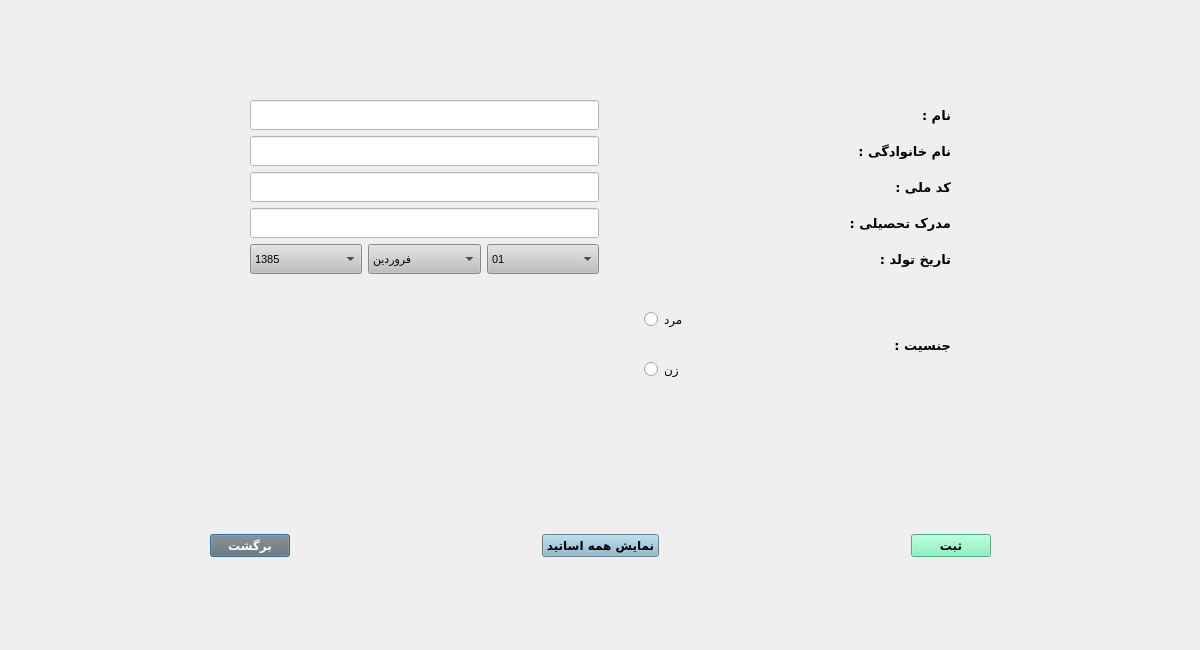
Above: addteacherdialog.ui from AliRn76/Student-Portal before the change. Below: the same form after it.
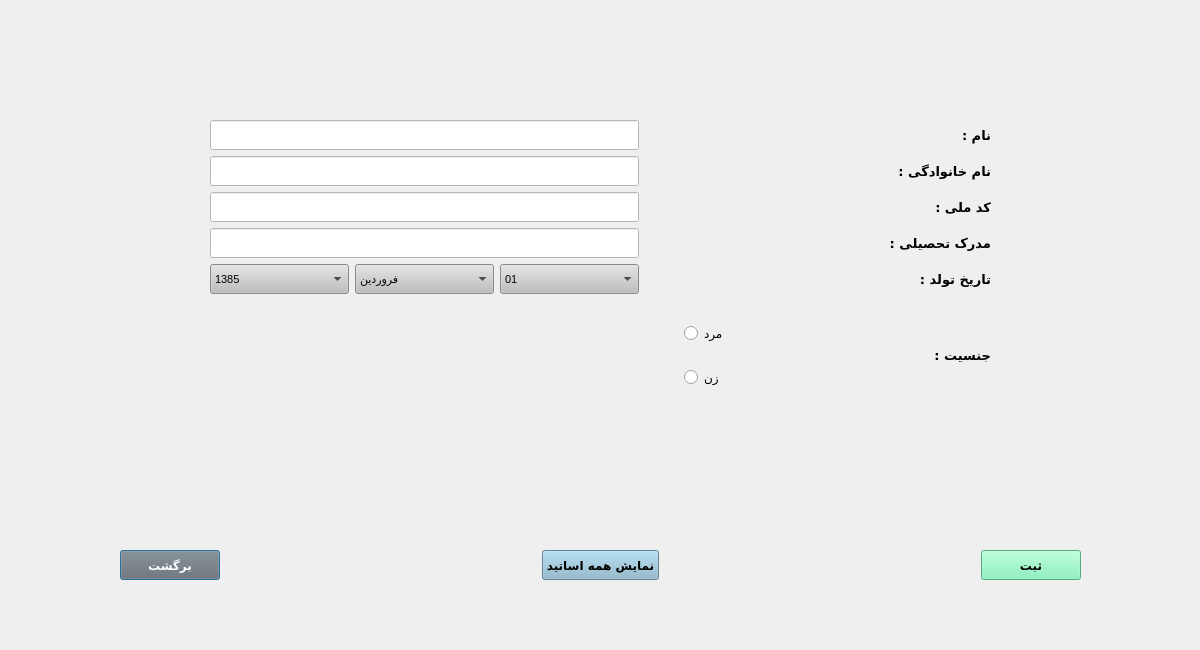
That is the form after the change.

What changed in the file:
```diff
--- a/addteacherdialog.ui
+++ b/addteacherdialog.ui
@@ -16,15 +16,21 @@
   <widget class="QWidget" name="layoutWidget_2">
    <property name="geometry">
     <rect>
-     <x>210</x>
-     <y>520</y>
-     <width>781</width>
+     <x>120</x>
+     <y>540</y>
+     <width>961</width>
      <height>51</height>
     </rect>
    </property>
    <layout class="QHBoxLayout" name="horizontalLayout_3">
     <item>
      <widget class="QPushButton" name="pushButton_back">
+      <property name="minimumSize">
+       <size>
+        <width>100</width>
+        <height>30</height>
+       </size>
+      </property>
       <property name="font">
        <font>
         <family>B Nazanin</family>
@@ -57,6 +63,12 @@
     </item>
     <item>
      <widget class="QPushButton" name="pushButton_showTeacher">
+      <property name="minimumSize">
+       <size>
+        <width>100</width>
+        <height>30</height>
+       </size>
+      </property>
       <property name="font">
        <font>
         <family>B Nazanin</family>
@@ -88,6 +100,12 @@
     </item>
     <item>
      <widget class="QPushButton" name="pushButton_apply">
+      <property name="minimumSize">
+       <size>
+        <width>100</width>
+        <height>30</height>
+       </size>
+      </property>
       <property name="font">
        <font>
         <family>B Nazanin</family>
@@ -109,10 +127,10 @@
   <widget class="QWidget" name="layoutWidget">
    <property name="geometry">
     <rect>
-     <x>250</x>
-     <y>100</y>
-     <width>701</width>
-     <height>311</height>
+     <x>210</x>
+     <y>120</y>
+     <width>781</width>
+     <height>291</height>
     </rect>
    </property>
    <layout class="QVBoxLayout" name="verticalLayout_5">
```
